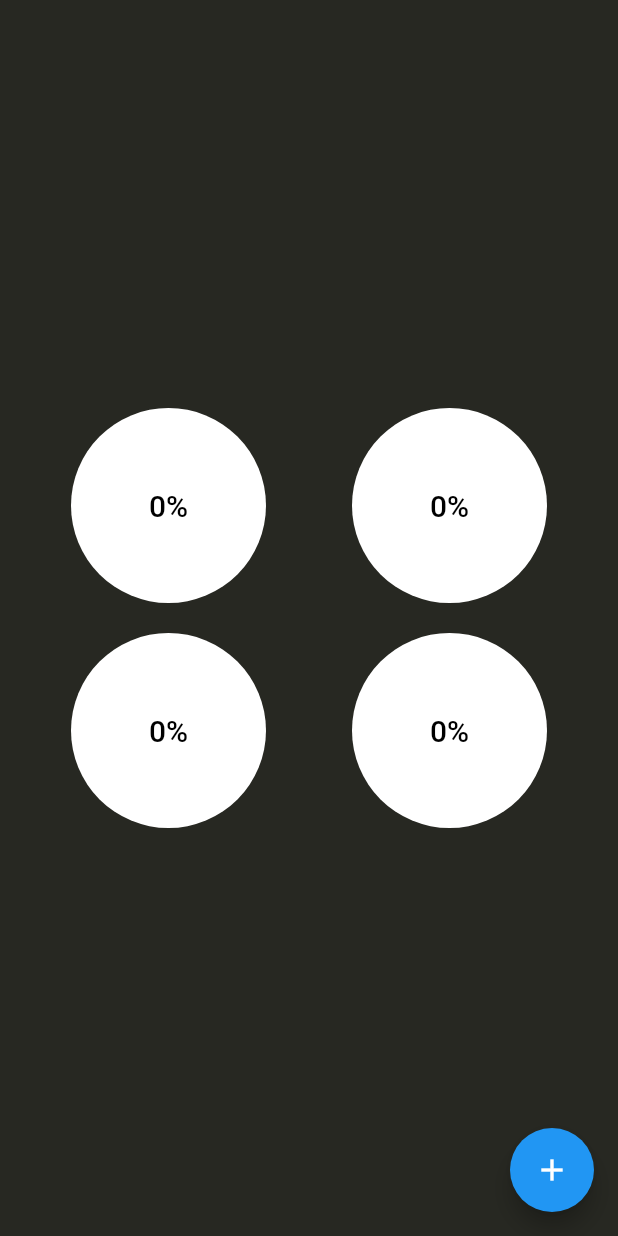
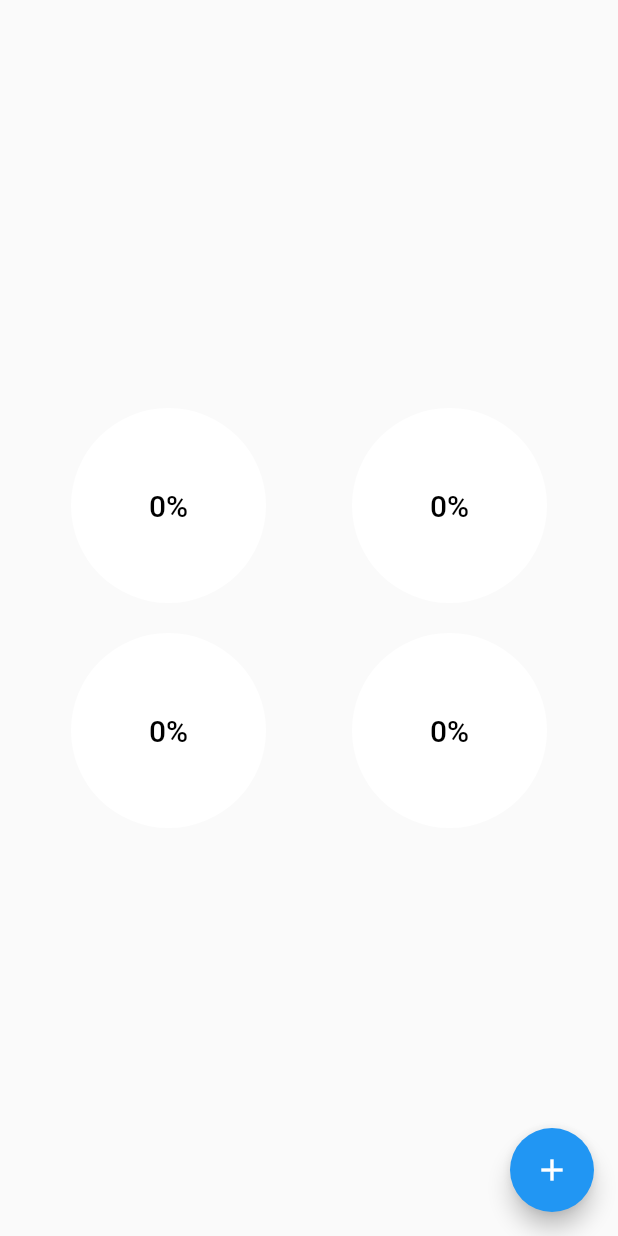
Before and after one commit to CodingCarnage/FlutterUIUX-FH-disenos, a Flutter app: the PieChartsPage screen opened directly, on a phone screen of 412 x 824 dp. Run offline on Flutter 3.47's test engine with Material 2 defaults, Android fonts, the phone set to English and light mode, and no system bars; our stand-ins replace animate_do, flutter_svg, font_awesome_flutter.

Commit message:
Se hicieron correcciones.

```diff
--- a/lib/src/pages/pie_charts_page.dart
+++ b/lib/src/pages/pie_charts_page.dart
@@ -15,7 +15,6 @@ class _PieChartsPageState extends State<PieChartsPage> {
   @override
   Widget build(BuildContext context) {
     return Scaffold(
-      backgroundColor: Color.fromARGB(255, 39, 40, 34),
       body: Column(
         mainAxisAlignment: MainAxisAlignment.center,
         children: <Widget>[
--- a/lib/src/pages/sliver_list_page.dart
+++ b/lib/src/pages/sliver_list_page.dart
@@ -156,7 +156,7 @@ class _MainScroll extends StatelessWidget {
             maxHeight: screenSize * 0.2375,
             child: Container(
               alignment: Alignment.centerLeft,
-              color: Colors.white,
+              color: ThemeData.light().scaffoldBackgroundColor, //! Change
               child: _Header(),
             ),
           ),
```
